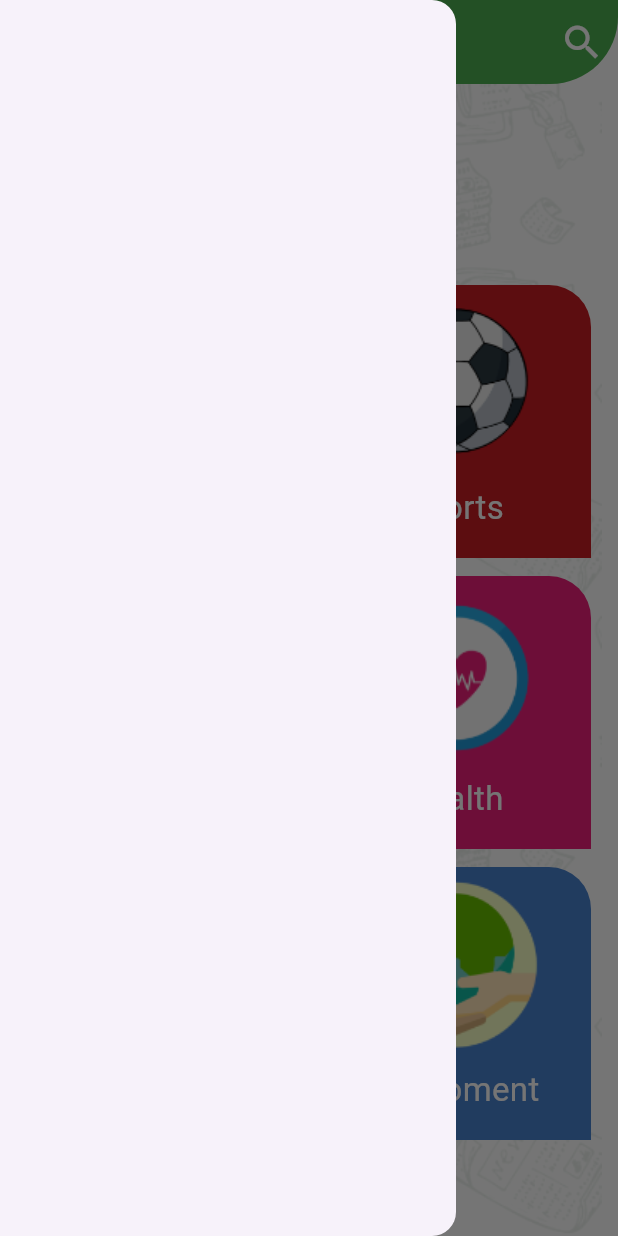
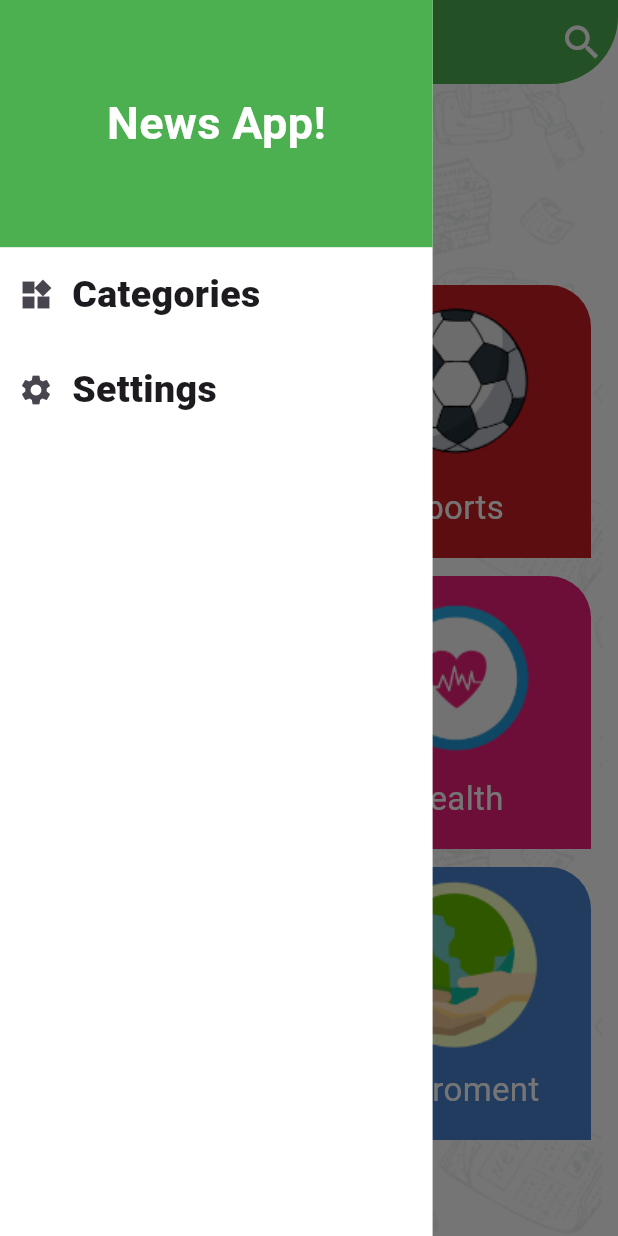
Before and after one commit to 30marali/news_app, a Flutter app: the screen it shows after launch, with the side drawer open, on a phone screen of 412 x 824 dp. Run offline on Flutter 3.47's test engine with Material 3 defaults, Android fonts, the phone set to English and light mode, and no system bars; our stand-ins replace bloc, cached_network_image, flutter_bloc.

Commit message:
screens finished

```diff
--- a/lib/Categories.dart
+++ b/lib/Categories.dart
@@ -4,10 +4,9 @@ import 'package:news_app/category_item.dart';
 import 'package:news_app/category_model.dart';
 
 class CategoryTab extends StatelessWidget {
-//  Function onClick;
+  Function onClick;
 
-
-  CategoryTab({super.key});
+  CategoryTab({required this.onClick, super.key});
 
   List<CategoryModel> allCategories = CategoryModel.getCategories();
 
@@ -22,12 +21,12 @@ class CategoryTab extends StatelessWidget {
             height: 15,
           ),
           Text(
-            textAlign: TextAlign.start ,
+            textAlign: TextAlign.start,
             "Pick your category\nof interest",
-            style: TextStyle(fontSize: 30,
-            fontWeight: FontWeight.bold,
-              color: Color(0xff4F5A69)
-            ),
+            style: TextStyle(
+                fontSize: 30,
+                fontWeight: FontWeight.bold,
+                color: Color(0xff4F5A69)),
           ),
           SizedBox(
             height: 15,
@@ -35,9 +34,15 @@ class CategoryTab extends StatelessWidget {
           Expanded(
             child: GridView.builder(
               itemBuilder: (context, index) {
-                return CategoryItem(
-                  model: allCategories[index],
-                  isOdd: index.isOdd,
+                return InkWell(
+                  onTap: () {
+                    onClick(allCategories[index]);
+                  },
+
+                  child: CategoryItem(
+                    model: allCategories[index],
+                    isOdd: index.isOdd,
+                  ),
                 );
               },
               itemCount: allCategories.length,
--- /dev/null
+++ b/lib/constants.dart
@@ -0,0 +1,6 @@
+class Constants{
+
+
+  static const String baseUrl="newsapi.org";
+  static const String apiKey="dc3d106e730c4256b8c275d9da58d090";
+}
--- /dev/null
+++ b/lib/drawer_tab.dart
@@ -0,0 +1,77 @@
+import 'package:flutter/material.dart';
+
+class DrawerTab extends StatelessWidget {
+  Function onClick;
+  static const int CATEGORY_ID = 1;
+  static const int SETTINGS_ID = 2;
+
+   DrawerTab({required this.onClick,super.key});
+
+  @override
+  Widget build(BuildContext context) {
+    return Container(
+      width: MediaQuery.of(context).size.width * .7,
+      color: Colors.white,
+      child: Column(
+        crossAxisAlignment: CrossAxisAlignment.start,
+        children: [
+          Container(
+            height: MediaQuery.of(context).size.height * .2,
+            decoration: BoxDecoration(
+              color: Colors.green,
+            ),
+            child: Center(
+                child: Text(
+              "News App!",
+              style: TextStyle(
+                fontWeight: FontWeight.bold,
+                fontSize: 30,
+                color: Colors.white,
+              ),
+            )),
+          ),
+          Padding(
+            padding: const EdgeInsets.only(top: 8),
+            child: Row(
+              children: [
+                IconButton(onPressed: () {}, icon: Icon(Icons.widgets)),
+                InkWell(
+                  onTap: () {
+                    onClick(CATEGORY_ID);
+                  },
+                  child: Text(
+                    "Categories",
+                    style: TextStyle(
+                      fontWeight: FontWeight.w900,
+                      fontSize: 25,
+                    ),
+                  ),
+                ),
+              ],
+            ),
+          ),
+          SizedBox(
+            height: 15,
+          ),
+          Row(
+            children: [
+              IconButton(onPressed: () {}, icon: Icon(Icons.settings)),
+              InkWell(
+                onTap: () {
+                  onClick(SETTINGS_ID);
+                },
+                child: Text(
+                  "Settings",
+                  style: TextStyle(
+                    fontWeight: FontWeight.w900,
+                    fontSize: 25,
+                  ),
+                ),
+              ),
+            ],
+          ),
+        ],
+      ),
+    );
+  }
+}
--- a/lib/home.dart
+++ b/lib/home.dart
@@ -1,6 +1,9 @@
+import 'package:flutter/foundation.dart';
 import 'package:flutter/material.dart';
 import 'package:news_app/Categories.dart';
 import 'package:news_app/api_manager.dart';
+import 'package:news_app/category_model.dart';
+import 'package:news_app/drawer_tab.dart';
 import 'package:news_app/tab_bar.dart';
 import 'package:news_app/tab_item.dart';
 
@@ -28,7 +31,9 @@ class _HomeScreenState extends State<HomeScreen> {
           )),
       child: Scaffold(
         backgroundColor: Colors.transparent,
-        drawer: Drawer(),
+        drawer: DrawerTab(
+onClick: onDrawerClick,
+        ),
         appBar: AppBar(
           backgroundColor: Colors.green,
           title: Text(
@@ -59,9 +64,33 @@ class _HomeScreenState extends State<HomeScreen> {
             )
           ],
         ),
-        body: CategoryTab(),
+        body: selectedCategory == null
+            ? CategoryTab(
+                onClick: onCategorySelect,
+              )
+            : TabBarWidget(id: selectedCategory!.id),
         // body: TabBarWidget(),
       ),
     );
   }
+
+  CategoryModel? selectedCategory = null;
+
+  onDrawerClick(id) {
+    if(id == DrawerTab.CATEGORY_ID){
+      selectedCategory = null;
+      Navigator.pop(context);
+    }else if (id == DrawerTab.SETTINGS_ID){
+
+    }
+    setState(() {
+
+    });
+  }
+
+
+  onCategorySelect(cat) {
+    selectedCategory = cat;
+    setState(() {});
+  }
 }
--- a/pubspec.yaml
+++ b/pubspec.yaml
@@ -37,6 +37,9 @@ dependencies:
   cupertino_icons: ^1.0.6
   http: ^1.2.2
   flutter_native_splash: ^2.4.1
+  cached_network_image: ^3.4.1
+  bloc: ^8.1.4
+  flutter_bloc: ^8.1.6
 
 dev_dependencies:
   flutter_test:
```
Also changed, not shown: lib/api_manager.dart (+5 -2 lines), lib/cubit.dart (added, +66 -0 lines), lib/news_item.dart (+16 -9 lines), lib/states.dart (added, +19 -0 lines), lib/tab_bar.dart (+11 -7 lines), pubspec.lock.
